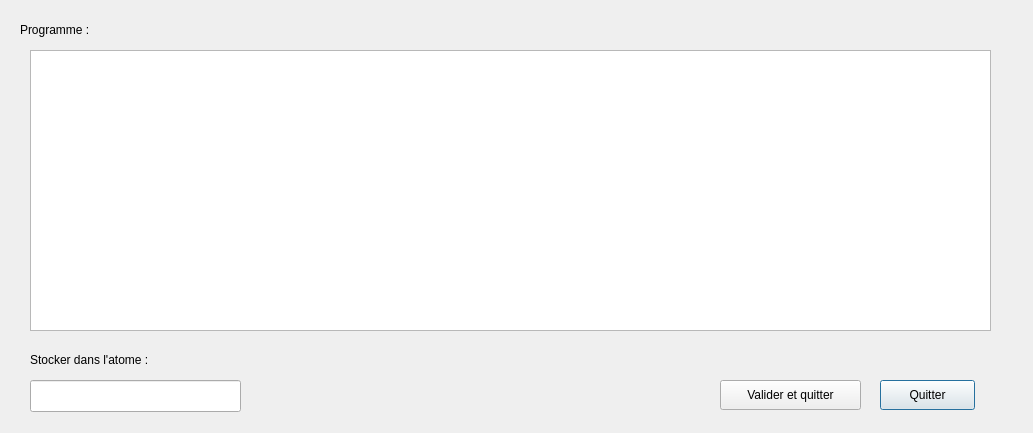
The window that CodeSource/GUI/progedit.ui (Clem225/LO21-Projet) describes before a commit, drawn with Qt 5.
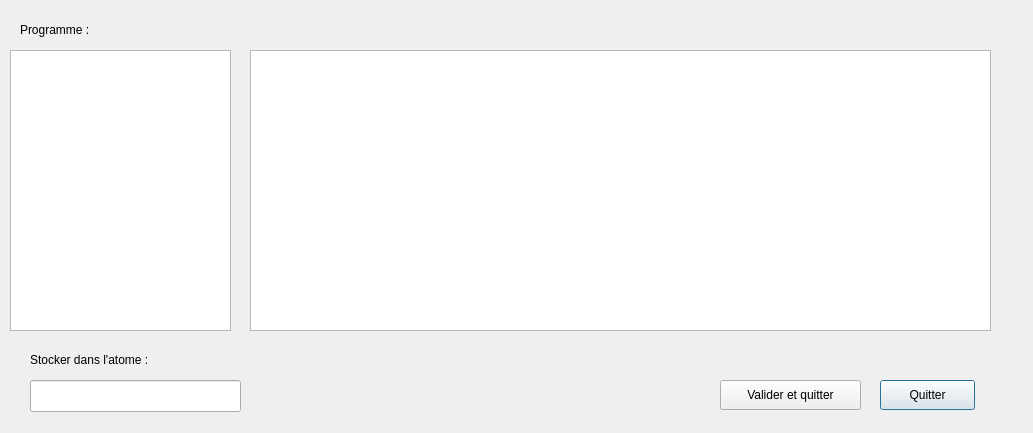
The same window after the commit.

Commit message: Debut des deux fenetres

What changed in the file:
```diff
--- a/CodeSource/GUI/progedit.ui
+++ b/CodeSource/GUI/progedit.ui
@@ -42,9 +42,9 @@
   <widget class="QTextEdit" name="textEdit">
    <property name="geometry">
     <rect>
-     <x>30</x>
+     <x>250</x>
      <y>50</y>
-     <width>961</width>
+     <width>741</width>
      <height>281</height>
     </rect>
    </property>
@@ -85,6 +85,16 @@
     <string>Valider et quitter</string>
    </property>
   </widget>
+  <widget class="QListWidget" name="listeProgrammes">
+   <property name="geometry">
+    <rect>
+     <x>10</x>
+     <y>50</y>
+     <width>221</width>
+     <height>281</height>
+    </rect>
+   </property>
+  </widget>
  </widget>
  <resources/>
  <connections>
```
The commit also changes 5 other files.
